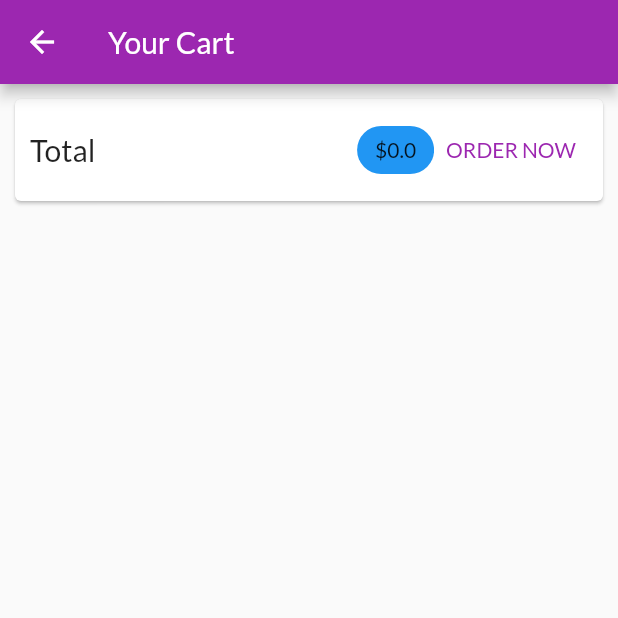
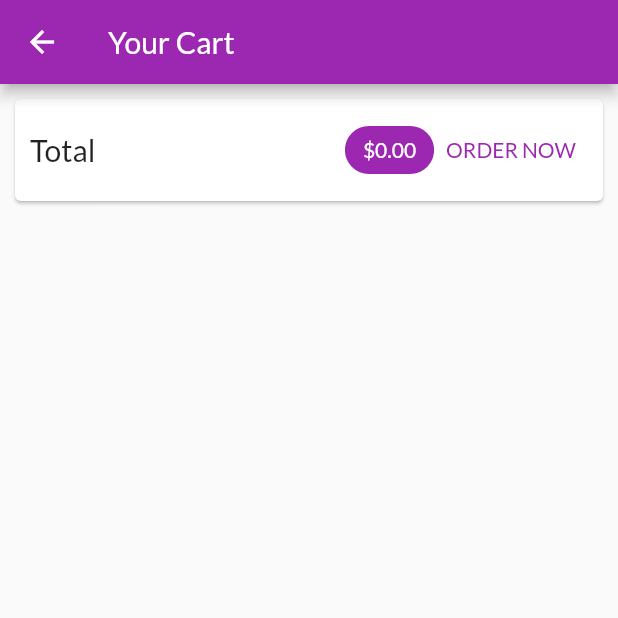
Before and after one commit to Nahiduzzaman/flutter_complete_guide, a Flutter app: the CartScreen screen opened by its route, after a tap on "ORDER NOW", on a phone screen of 412 x 824 dp, the top half of it. Run offline on Flutter 3.47's test engine with Material 2 defaults, Android fonts, the phone set to English and light mode, and no system bars; network calls fail.

Commit message:
order now , side drawer

```diff
--- a/lib/providers/cart_provider.dart
+++ b/lib/providers/cart_provider.dart
@@ -61,4 +61,14 @@ class CartProvider with ChangeNotifier {
     }
     notifyListeners();
   }
+
+  void removeItem(String productId) {
+    _items.remove(productId);
+    notifyListeners();
+  }
+
+  void clear() {
+    _items.clear();
+    notifyListeners();
+  }
 }
--- /dev/null
+++ b/lib/providers/order_provider.dart
@@ -0,0 +1,46 @@
+import 'package:flutter/foundation.dart';
+
+import 'cart_provider.dart';
+
+class OrderItem {
+  final String id;
+  final double amount;
+  final List<CartItem> products;
+  final DateTime dateTime;
+
+  OrderItem(
+      {required this.id,
+      required this.amount,
+      required this.products,
+      required this.dateTime});
+}
+
+class OrderProvider with ChangeNotifier {
+  final List<OrderItem> _orders = [];
+  List<OrderItem> get orders {
+    return [..._orders];
+  }
+
+  void addOrder(List<CartItem> cartProducts, double total) {
+    _orders.insert(
+      0,
+      OrderItem(
+        id: DateTime.now().toString(),
+        amount: total,
+        dateTime: DateTime.now(),
+        products: cartProducts,
+      ),
+    );
+    notifyListeners();
+  }
+
+  void removeOrder(String id) {
+    _orders.removeWhere((order) => order.id == id);
+    notifyListeners();
+  }
+
+  void clear() {
+    _orders.clear();
+    notifyListeners();
+  }
+}
--- a/lib/screens/cart_screen.dart
+++ b/lib/screens/cart_screen.dart
@@ -1,4 +1,5 @@
 import 'package:flutter/material.dart';
+import 'package:flutter_complete_guide/providers/order_provider.dart';
 import 'package:provider/provider.dart';
 
 import '../providers/cart_provider.dart' show CartProvider;
@@ -28,14 +29,28 @@ class CartScreen extends StatelessWidget {
                   const Spacer(),
                   Chip(
                     label: Text(
-                          '\$${cart.totalAmount}',
+                      '\$${cart.totalAmount.toStringAsFixed(2)}',
+                      style: const TextStyle(
+                        color: Colors.white,
+                      ),
                     ),
                     backgroundColor: Theme.of(context).primaryColor,
                   ),
                   TextButton(
-                          child: const Text('ORDER NOW'), onPressed: () {}),
+                    child: const Text('ORDER NOW'),
+                    onPressed: () {
+                      Provider.of<OrderProvider>(context, listen: false)
+                          .addOrder(
+                        cart.items.values.toList(),
+                        cart.totalAmount,
+                      );
+                      cart.clear();
+                    },
+                  ),
                 ],
-                  ))),
+              ),
+            ),
+          ),
           const SizedBox(
             width: 10,
           ),
@@ -44,6 +59,7 @@ class CartScreen extends StatelessWidget {
               itemCount: cart.items.length,
               itemBuilder: (ctx, index) => CartItem(
                 cart.items.values.toList()[index].id,
+                cart.items.keys.toList()[index],
                 cart.items.values.toList()[index].title,
                 cart.items.values.toList()[index].quantity,
                 cart.items.values.toList()[index].price,
--- /dev/null
+++ b/lib/screens/order_screen.dart
@@ -0,0 +1,28 @@
+import 'package:flutter/material.dart';
+import '../widgets/app_drawer.dart';
+import 'package:provider/provider.dart';
+
+import '../providers/order_provider.dart' show OrderProvider;
+import '../widgets/order_item.dart';
+
+class OrdersScreen extends StatelessWidget {
+  static const routeName = '/orders';
+  const OrdersScreen({Key? key}) : super(key: key);
+
+  @override
+  Widget build(BuildContext context) {
+    final orderData = Provider.of<OrderProvider>(context);
+    return Scaffold(
+      appBar: AppBar(
+        title: const Text('Your Orders'),
+      ),
+      body: ListView.builder(
+        itemCount: orderData.orders.length,
+        itemBuilder: (ctx, index) => OrderItem(
+          orderData.orders[index],
+        ),
+      ),
+      drawer: AppDrawer(),
+    );
+  }
+}
--- /dev/null
+++ b/lib/widgets/order_item.dart
@@ -0,0 +1,71 @@
+import 'dart:math';
+
+import 'package:flutter/material.dart';
+import '../providers/order_provider.dart' as ord;
+import 'package:intl/intl.dart';
+
+class OrderItem extends StatefulWidget {
+  final ord.OrderItem order;
+  OrderItem(this.order);
+
+  @override
+  State<OrderItem> createState() => _OrderItemState();
+}
+
+class _OrderItemState extends State<OrderItem> {
+  bool _expanded = false;
+  @override
+  Widget build(BuildContext context) {
+    return Card(
+      margin: const EdgeInsets.all(10),
+      child: Column(
+        children: [
+          ListTile(
+            title: Text('\$${widget.order.amount}'),
+            subtitle: Text(
+              DateFormat('dd/MM/yyyy hh:mm').format(widget.order.dateTime),
+            ),
+            trailing: IconButton(
+              icon: Icon(_expanded ? Icons.expand_more : Icons.expand_less),
+              onPressed: () {
+                setState(() {
+                  _expanded = !_expanded;
+                });
+              },
+            ),
+          ),
+          if (_expanded)
+            Container(
+              padding: const EdgeInsets.symmetric(horizontal: 15, vertical: 4),
+              height: min(widget.order.products.length * 20.0 + 10, 100),
+              child: ListView(
+                children: widget.order.products
+                    .map(
+                      (prod) => Row(
+                        mainAxisAlignment: MainAxisAlignment.spaceBetween,
+                        children: [
+                          Text(
+                            prod.title,
+                            style: const TextStyle(
+                              fontSize: 18,
+                              fontWeight: FontWeight.bold,
+                            ),
+                          ),
+                          Text(
+                            '${prod.quantity}x \$${prod.price}',
+                            style: const TextStyle(
+                              fontSize: 18,
+                              color: Colors.grey,
+                            ),
+                          ),
+                        ],
+                      ),
+                    )
+                    .toList(),
+              ),
+            ),
+        ],
+      ),
+    );
+  }
+}
--- a/pubspec.yaml
+++ b/pubspec.yaml
@@ -35,6 +35,7 @@ dependencies:
   # Use with the CupertinoIcons class for iOS style icons.
   cupertino_icons: ^1.0.2
   provider: ^6.0.3
+  intl: ^0.17.0
 
 dev_dependencies:
   flutter_test:
```
Also changed, not shown: lib/main.dart (+10 -1 lines), lib/screens/product_details_screen.dart (+35 -2 lines), lib/screens/products_overview_screen.dart (+7 -2 lines), lib/widgets/app_drawer.dart (added, +34 -0 lines), lib/widgets/cart_item.dart (+37 -4 lines), pubspec.lock. Lines whose indentation alone changed are shown as unchanged.
